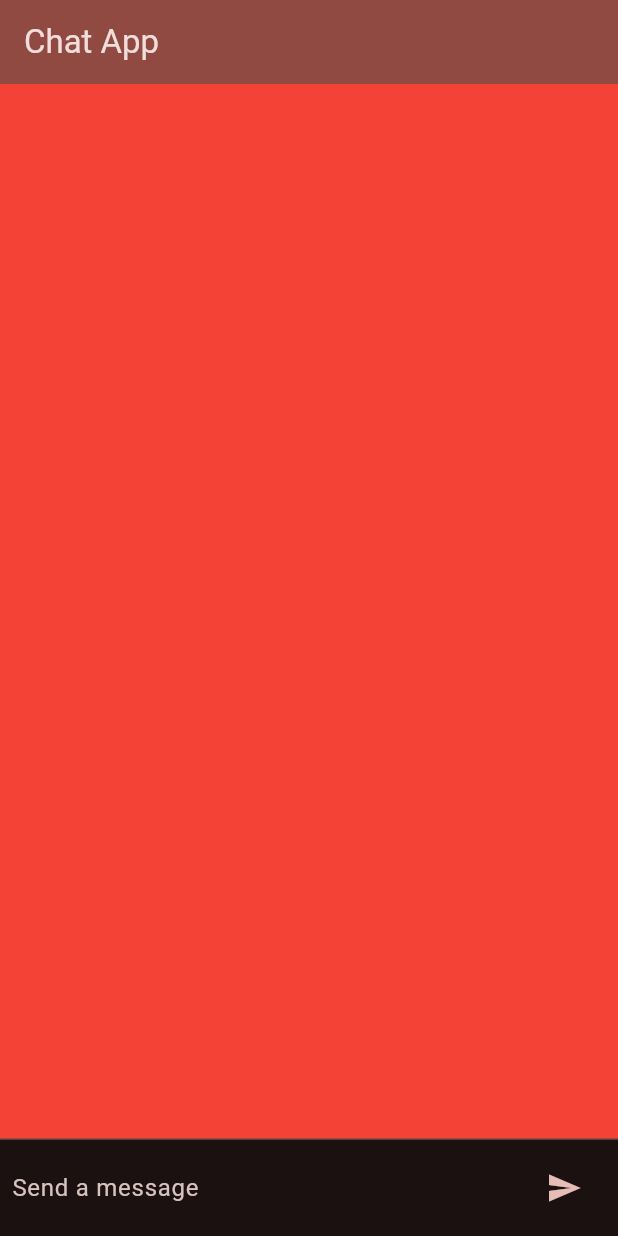
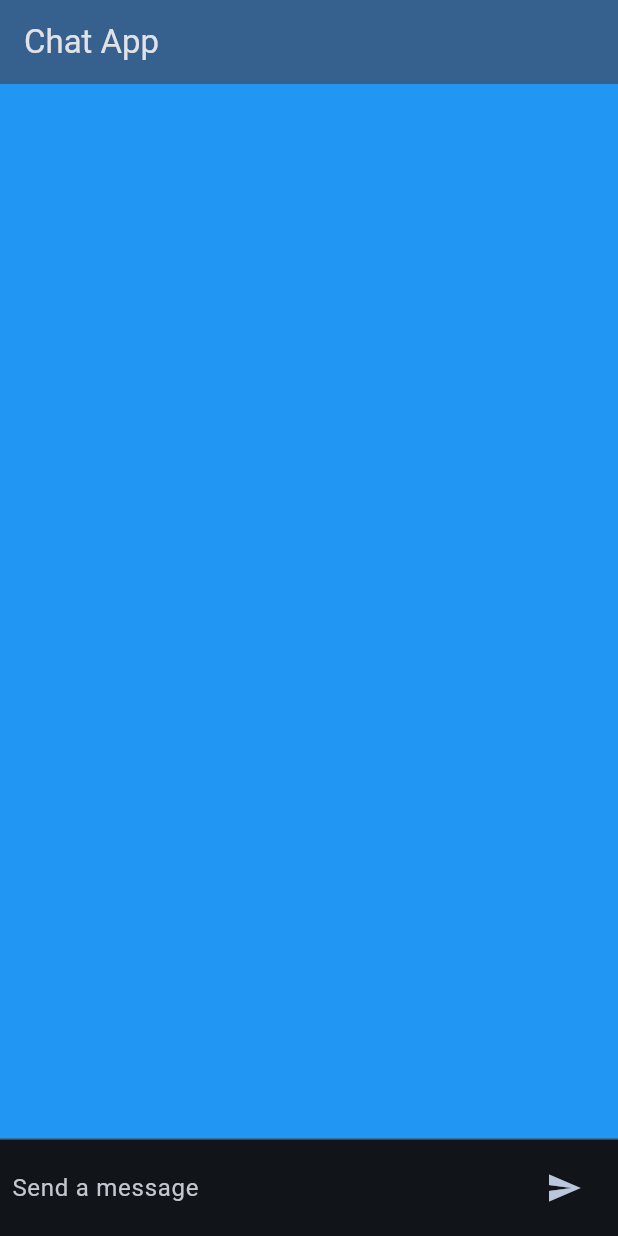
Before and after one commit to could-ai/019873e0-0dcd-7a84-99a9-7d7268f1927f, a Flutter app: the screen it shows after launch, on a phone screen of 412 x 824 dp. Run offline on Flutter 3.47's test engine with Material 3 defaults, Android fonts, the phone set to English and light mode, and no system bars.

Commit message:
将应用的背景颜色和主题种子颜色从红色更改为蓝色。在 `lib/main.dart` 文件中，我将 `ThemeData` 的 `scaffoldBackgroundColor` 属性和 `ColorScheme` 的 `seedColor` 属性都从 `Colors.red` 修改为 `Colors.blue`，以实现统一的蓝色主题，同时保持深色模式以确保UI元素的可见性和对比度。

```diff
--- a/usr/lib/main.dart
+++ b/usr/lib/main.dart
@@ -15,9 +15,9 @@ class MyApp extends StatelessWidget {
       debugShowCheckedModeBanner: false,
       theme: ThemeData(
         brightness: Brightness.dark,
-        scaffoldBackgroundColor: Colors.red,
+        scaffoldBackgroundColor: Colors.blue,
         colorScheme: ColorScheme.fromSeed(
-          seedColor: Colors.red,
+          seedColor: Colors.blue,
           brightness: Brightness.dark
         ),
         useMaterial3: true,
```
